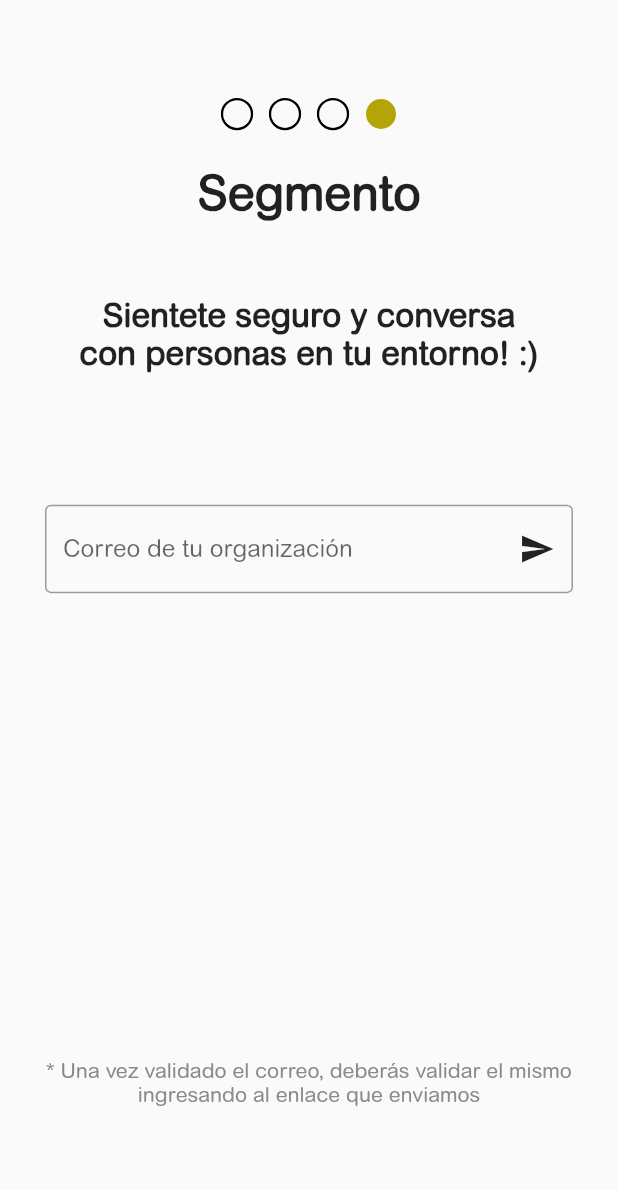
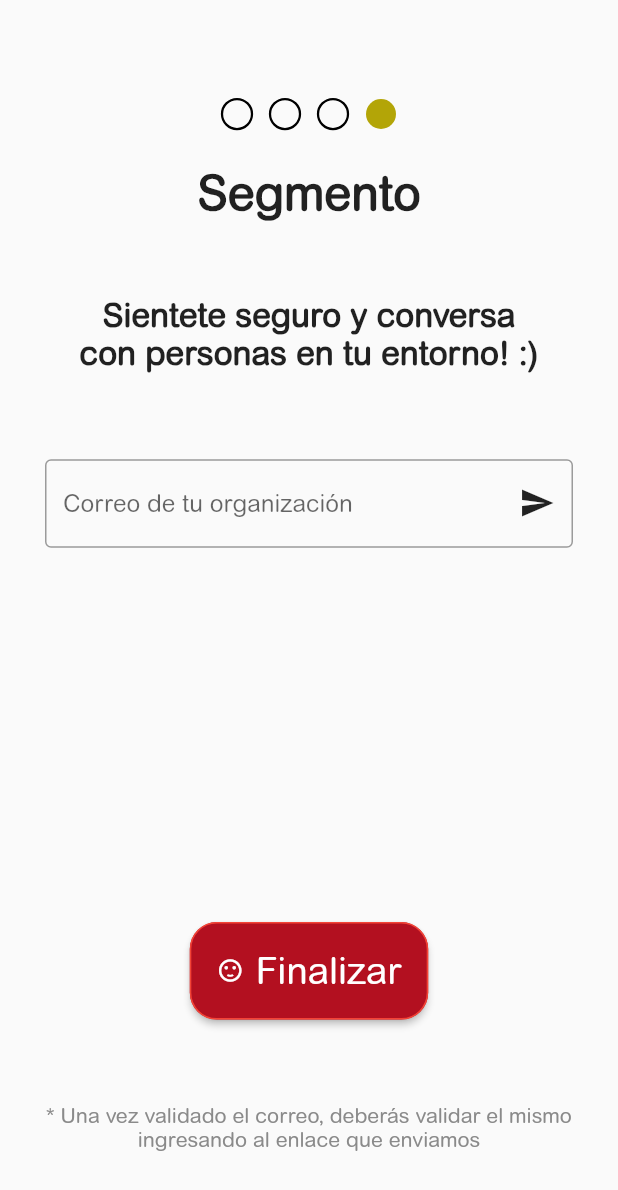
Before and after one commit to just-talk-team/app, a Flutter app: the Register screen opened by its route, swiped to page 4, on a phone screen of 412 x 824 dp. Shown: the top 1190 px of the screen. Run offline on Flutter 3.47's test engine with Material 2 defaults, Android fonts, the phone set to English and light mode, and no system bars; drawn by our look-alikes of auto_size_text, smooth_page_indicator; our stand-ins replace cloud_firestore, email_validator, equatable, firebase_auth, firebase_core, firebase_storage and 3 more; missing offline and left inert: enum_to_string, flutter_login_facebook, pedantic; accounts and stored records are empty.

Commit message:
Se eliminaron archivos redundantes y se arreglo la interfaz de segmento

```diff
--- a/lib/layouts/segment_page.dart
+++ b/lib/layouts/segment_page.dart
@@ -2,9 +2,12 @@ import 'package:auto_size_text/auto_size_text.dart';
 import 'package:email_validator/email_validator.dart';
 import 'package:flutter/cupertino.dart';
 import 'package:flutter/material.dart';
+import 'package:flutter_bloc/flutter_bloc.dart';
 import 'package:just_talk/models/user_input.dart';
 import 'package:just_talk/services/user_service.dart';
 import 'package:tuple/tuple.dart';
+
+import '../authentication/bloc/authentication_cubit.dart';
 
 class SegmentPage extends StatefulWidget {
   final PageController pageController;
@@ -133,7 +136,41 @@ class _SegmentPage extends State<SegmentPage> {
                           ),
                         )),
                   ),
-
+                  Padding(
+                    padding: EdgeInsets.fromLTRB(
+                        MediaQuery.of(context).size.width / 25,
+                        0,
+                        MediaQuery.of(context).size.width / 25,
+                        0),
+                    child: Align(
+                      alignment: Alignment.bottomCenter,
+                      child: RaisedButton.icon(
+                        shape: RoundedRectangleBorder(
+                            borderRadius: BorderRadius.circular(18.0),
+                            side: BorderSide(color: Colors.red)),
+                        color: Color(0xFFb31020),
+                        padding: EdgeInsets.all(18.0),
+                        textColor: Colors.white,
+                        onPressed: () async {
+                          debugPrint("PASSED TO");
+                          if (widget.userI.segments.length != 0) {
+                            await widget.userService.registrateUser(
+                                widget.userI,
+                                BlocProvider.of<AuthenticationCubit>(context)
+                                    .state
+                                    .user
+                                    .id);
+                            Navigator.of(context).pushReplacementNamed('/home');
+                          }
+                        },
+                        icon: Icon(Icons.sentiment_satisfied, size: 18),
+                        label: Text(
+                          "Finalizar",
+                          style: TextStyle(fontSize: 25),
+                        ),
+                      ),
+                    ),
+                  ),
                   Padding(
                       padding: EdgeInsets.fromLTRB(
                           MediaQuery.of(context).size.width / 25,
```
